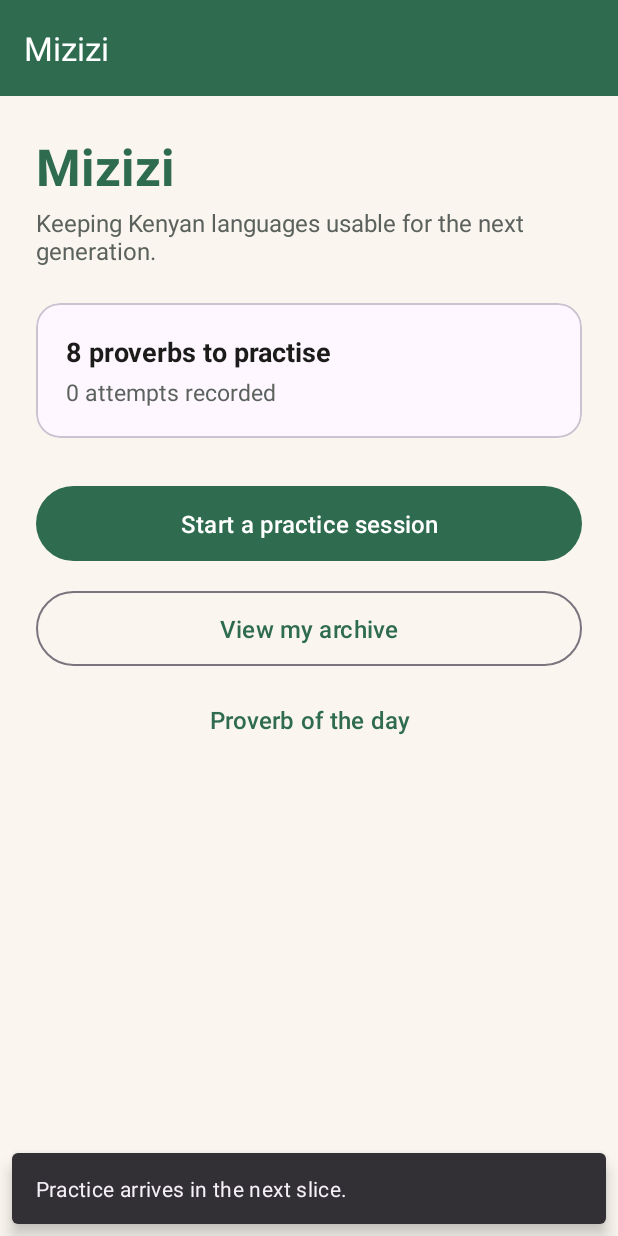
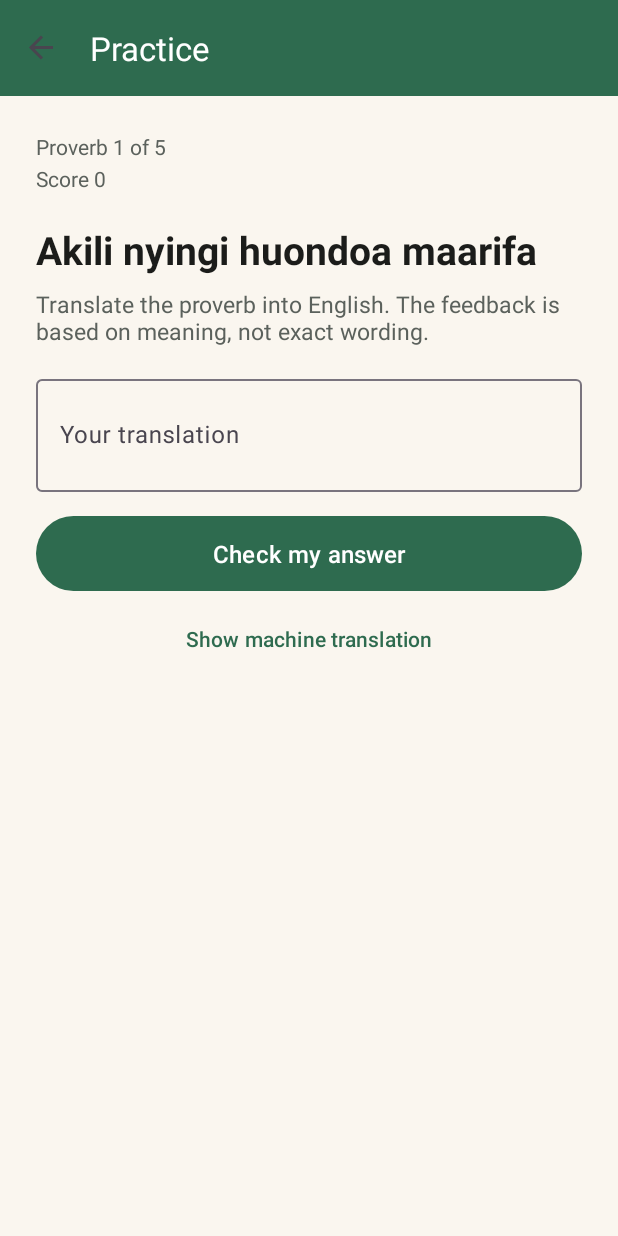
Before and after one commit to Allan-Ngugi-Nganga/Mizizi, an Android app: the screen it shows after launch (MainActivity), after a tap on "Start a practice session", on a phone screen of 412 x 824 dp. Run offline under Robolectric (Android 15) with nearby library versions, the phone set to English and light mode, and no system bars; our stand-ins replace Room's generated code, navigation-ui.

Commit message:
feat: add the practice screen and session flow

```diff
--- a/app/src/main/java/com/example/mizizi/ui/home/HomeFragment.kt
+++ b/app/src/main/java/com/example/mizizi/ui/home/HomeFragment.kt
@@ -6,6 +6,7 @@ import android.view.View
 import android.view.ViewGroup
 import androidx.fragment.app.Fragment
 import androidx.fragment.app.activityViewModels
+import androidx.navigation.fragment.findNavController
 import com.example.mizizi.R
 import com.example.mizizi.databinding.FragmentHomeBinding
 import com.example.mizizi.ui.viewmodel.MiziziViewModel
@@ -46,7 +47,9 @@ class HomeFragment : Fragment() {
                 resources.getQuantityString(R.plurals.home_attempt_count, attempts.size, attempts.size)
         }
 
-        binding.startPracticeButton.setOnClickListener { notYet("Practice") }
+        binding.startPracticeButton.setOnClickListener {
+            findNavController().navigate(R.id.action_homeFragment_to_practiceFragment)
+        }
         binding.archiveButton.setOnClickListener { notYet("The archive") }
         binding.dailyProverbButton.setOnClickListener { notYet("The daily proverb") }
     }
--- /dev/null
+++ b/app/src/main/java/com/example/mizizi/ui/practice/PracticeFragment.kt
@@ -0,0 +1,153 @@
+package com.example.mizizi.ui.practice
+
+import android.os.Bundle
+import android.view.LayoutInflater
+import android.view.View
+import android.view.ViewGroup
+import androidx.fragment.app.Fragment
+import androidx.fragment.app.activityViewModels
+import com.example.mizizi.R
+import com.example.mizizi.databinding.FragmentPracticeBinding
+import com.example.mizizi.domain.Grade
+import com.example.mizizi.ui.viewmodel.HintState
+import com.example.mizizi.ui.viewmodel.MiziziViewModel
+
+/**
+ * The practice session: one proverb at a time, an answer box, and feedback
+ * based on meaning instead of exact wording.
+ */
+class PracticeFragment : Fragment() {
+
+    private var _binding: FragmentPracticeBinding? = null
+    private val binding get() = _binding!!
+
+    private val viewModel: MiziziViewModel by activityViewModels()
+
+    override fun onCreateView(
+        inflater: LayoutInflater,
+        container: ViewGroup?,
+        savedInstanceState: Bundle?
+    ): View {
+        _binding = FragmentPracticeBinding.inflate(inflater, container, false)
+        return binding.root
+    }
+
+    override fun onViewCreated(view: View, savedInstanceState: Bundle?) {
+        super.onViewCreated(view, savedInstanceState)
+
+        if (!viewModel.session.value?.isActive.orFalse()) {
+            viewModel.startSession()
+        }
+
+        binding.submitButton.setOnClickListener {
+            viewModel.submitAnswer(binding.answerEditText.text?.toString().orEmpty())
+        }
+
+        binding.nextButton.setOnClickListener {
+            binding.answerEditText.text?.clear()
+            viewModel.nextQuestion()
+        }
+
+        binding.hintButton.setOnClickListener { viewModel.requestHint() }
+
+        binding.restartButton.setOnClickListener {
+            binding.answerEditText.text?.clear()
+            viewModel.startSession()
+        }
+
+        observeSession()
+        observeOutcome()
+        observeHint()
+    }
+
+    private fun observeSession() {
+        viewModel.session.observe(viewLifecycleOwner) { state ->
+            val proverb = state.current
+
+            binding.counterText.text = if (state.totalQuestions > 0) {
+                getString(R.string.practice_counter, state.questionNumber, state.totalQuestions)
+            } else {
+                getString(R.string.practice_no_proverbs)
+            }
+            binding.scoreText.text = getString(R.string.practice_score, state.score)
+            binding.proverbText.text = proverb?.original.orEmpty()
+            binding.proverbText.visibility = if (proverb == null) View.GONE else View.VISIBLE
+
+            val finished = state.finished
+            binding.summaryText.visibility = if (finished) View.VISIBLE else View.GONE
+            binding.restartButton.visibility = if (finished) View.VISIBLE else View.GONE
+            binding.submitButton.isEnabled = !finished
+            binding.hintButton.isEnabled = !finished
+            binding.answerInputLayout.visibility = if (finished) View.GONE else View.VISIBLE
+
+            if (finished) {
+                binding.summaryText.text = getString(
+                    R.string.practice_summary,
+                    state.score,
+                    state.totalQuestions
+                )
+                binding.outcomeCard.visibility = View.GONE
+            }
+        }
+    }
+
+    private fun observeOutcome() {
+        viewModel.outcome.observe(viewLifecycleOwner) { outcome ->
+            if (outcome == null) {
+                binding.outcomeCard.visibility = View.GONE
+                return@observe
+            }
+
+            binding.outcomeCard.visibility = View.VISIBLE
+            binding.outcomeGradeText.text = outcome.grade.label()
+            binding.outcomeGradeText.setTextColor(
+                requireContext().getColor(
+                    when (outcome.grade) {
+                        Grade.CORRECT -> R.color.green_primary
+                        Grade.CLOSE -> R.color.ink
+                        Grade.INCORRECT -> R.color.ink_muted
+                    }
+                )
+            )
+            binding.outcomeMeaningText.text = outcome.proverb.meaning
+            binding.outcomeKeywordsText.text = if (outcome.matchedKeywords.isEmpty()) {
+                getString(R.string.practice_no_keywords)
+            } else {
+                getString(R.string.practice_matched_keywords, outcome.matchedKeywords.joinToString(", "))
+            }
+        }
+    }
+
+    private fun observeHint() {
+        viewModel.hint.observe(viewLifecycleOwner) { state ->
+            when (state) {
+                is HintState.Idle -> {
+                    binding.hintText.visibility = View.GONE
+                    binding.hintButton.isEnabled = true
+                }
+                is HintState.Loading -> {
+                    binding.hintText.visibility = View.VISIBLE
+                    binding.hintText.text = getString(R.string.practice_hint_loading)
+                    binding.hintButton.isEnabled = false
+                }
+                is HintState.Loaded -> {
+                    binding.hintText.visibility = View.VISIBLE
+                    binding.hintText.text = getString(R.string.practice_hint_result, state.translation)
+                    binding.hintButton.isEnabled = true
+                }
+                is HintState.Failed -> {
+                    binding.hintText.visibility = View.VISIBLE
+                    binding.hintText.text = state.message
+                    binding.hintButton.isEnabled = true
+                }
+            }
+        }
+    }
+
+    private fun Boolean?.orFalse(): Boolean = this == true
+
+    override fun onDestroyView() {
+        super.onDestroyView()
+        _binding = null
+    }
+}
--- /dev/null
+++ b/app/src/main/res/layout/fragment_practice.xml
@@ -0,0 +1,176 @@
+<?xml version="1.0" encoding="utf-8"?>
+<ScrollView xmlns:android="http://schemas.android.com/apk/res/android"
+    xmlns:app="http://schemas.android.com/apk/res-auto"
+    xmlns:tools="http://schemas.android.com/tools"
+    android:layout_width="match_parent"
+    android:layout_height="match_parent"
+    android:background="@color/sand_background"
+    android:fillViewport="true">
+
+    <LinearLayout
+        android:layout_width="match_parent"
+        android:layout_height="wrap_content"
+        android:orientation="vertical"
+        android:padding="24dp">
+
+        <TextView
+            android:id="@+id/counterText"
+            android:layout_width="match_parent"
+            android:layout_height="wrap_content"
+            android:textColor="@color/ink_muted"
+            android:textSize="14sp"
+            tools:text="Proverb 1 of 5" />
+
+        <TextView
+            android:id="@+id/scoreText"
+            android:layout_width="match_parent"
+            android:layout_height="wrap_content"
+            android:layout_marginTop="2dp"
+            android:textColor="@color/ink_muted"
+            android:textSize="14sp"
+            tools:text="Score 0" />
+
+        <TextView
+            android:id="@+id/proverbText"
+            android:layout_width="match_parent"
+            android:layout_height="wrap_content"
+            android:layout_marginTop="20dp"
+            android:textColor="@color/ink"
+            android:textSize="26sp"
+            android:textStyle="bold"
+            tools:text="Haraka haraka haina baraka" />
+
+        <TextView
+            android:layout_width="match_parent"
+            android:layout_height="wrap_content"
+            android:layout_marginTop="8dp"
+            android:text="@string/practice_prompt"
+            android:textColor="@color/ink_muted"
+            android:textSize="15sp" />
+
+        <com.google.android.material.textfield.TextInputLayout
+            android:id="@+id/answerInputLayout"
+            style="@style/Widget.Material3.TextInputLayout.OutlinedBox"
+            android:layout_width="match_parent"
+            android:layout_height="wrap_content"
+            android:layout_marginTop="16dp"
+            android:hint="@string/practice_answer_hint">
+
+            <com.google.android.material.textfield.TextInputEditText
+                android:id="@+id/answerEditText"
+                android:layout_width="match_parent"
+                android:layout_height="wrap_content"
+                android:imeOptions="actionDone"
+                android:inputType="textMultiLine|textCapSentences"
+                android:minLines="2" />
+
+        </com.google.android.material.textfield.TextInputLayout>
+
+        <com.google.android.material.button.MaterialButton
+            android:id="@+id/submitButton"
+            android:layout_width="match_parent"
+            android:layout_height="wrap_content"
+            android:layout_marginTop="12dp"
+            android:paddingTop="14dp"
+            android:paddingBottom="14dp"
+            android:text="@string/practice_submit"
+            android:textSize="16sp" />
+
+        <com.google.android.material.button.MaterialButton
+            android:id="@+id/hintButton"
+            style="@style/Widget.Material3.Button.TextButton"
+            android:layout_width="match_parent"
+            android:layout_height="wrap_content"
+            android:layout_marginTop="4dp"
+            android:text="@string/practice_hint" />
+
+        <TextView
+            android:id="@+id/hintText"
+            android:layout_width="match_parent"
+            android:layout_height="wrap_content"
+            android:layout_marginTop="4dp"
+            android:textColor="@color/ink_muted"
+            android:textSize="14sp"
+            android:visibility="gone"
+            tools:text="Machine literal: haste haste has no blessing"
+            tools:visibility="visible" />
+
+        <com.google.android.material.card.MaterialCardView
+            android:id="@+id/outcomeCard"
+            android:layout_width="match_parent"
+            android:layout_height="wrap_content"
+            android:layout_marginTop="20dp"
+            android:visibility="gone"
+            app:cardCornerRadius="16dp"
+            app:cardElevation="0dp"
+            tools:visibility="visible">
+
+            <LinearLayout
+                android:layout_width="match_parent"
+                android:layout_height="wrap_content"
+                android:orientation="vertical"
+                android:padding="18dp">
+
+                <TextView
+                    android:id="@+id/outcomeGradeText"
+                    android:layout_width="match_parent"
+                    android:layout_height="wrap_content"
+                    android:textColor="@color/green_primary"
+                    android:textSize="20sp"
+                    android:textStyle="bold"
+                    tools:text="Correct" />
+
+                <TextView
+                    android:id="@+id/outcomeMeaningText"
+                    android:layout_width="match_parent"
+                    android:layout_height="wrap_content"
+                    android:layout_marginTop="6dp"
+                    android:textColor="@color/ink"
+                    android:textSize="16sp"
+                    tools:text="Haste makes waste" />
+
+                <TextView
+                    android:id="@+id/outcomeKeywordsText"
+                    android:layout_width="match_parent"
+                    android:layout_height="wrap_content"
+                    android:layout_marginTop="6dp"
+                    android:textColor="@color/ink_muted"
+                    android:textSize="14sp"
+                    tools:text="Matched: haste, waste" />
+
+                <com.google.android.material.button.MaterialButton
+                    android:id="@+id/nextButton"
+                    android:layout_width="match_parent"
+                    android:layout_height="wrap_content"
+                    android:layout_marginTop="12dp"
+                    android:text="@string/practice_next" />
+
+            </LinearLayout>
+
+        </com.google.android.material.card.MaterialCardView>
+
+        <TextView
+            android:id="@+id/summaryText"
+            android:layout_width="match_parent"
+            android:layout_height="wrap_content"
+            android:layout_marginTop="20dp"
+            android:textColor="@color/ink"
+            android:textSize="17sp"
+            android:textStyle="bold"
+            android:visibility="gone"
+            tools:text="Session complete. You scored 3 out of 5."
+            tools:visibility="visible" />
+
+        <com.google.android.material.button.MaterialButton
+            android:id="@+id/restartButton"
+            style="@style/Widget.Material3.Button.OutlinedButton"
+            android:layout_width="match_parent"
+            android:layout_height="wrap_content"
+            android:layout_marginTop="12dp"
+            android:text="@string/practice_restart"
+            android:visibility="gone"
+            tools:visibility="visible" />
+
+    </LinearLayout>
+
+</ScrollView>
--- a/app/src/main/res/navigation/nav_graph.xml
+++ b/app/src/main/res/navigation/nav_graph.xml
@@ -7,6 +7,16 @@
     <fragment
         android:id="@+id/homeFragment"
         android:name="com.example.mizizi.ui.home.HomeFragment"
-        android:label="@string/title_home" />
+        android:label="@string/title_home">
+
+        <action
+            android:id="@+id/action_homeFragment_to_practiceFragment"
+            app:destination="@id/practiceFragment" />
+    </fragment>
+
+    <fragment
+        android:id="@+id/practiceFragment"
+        android:name="com.example.mizizi.ui.practice.PracticeFragment"
+        android:label="@string/title_practice" />
 
 </navigation>
--- a/app/src/main/res/values/strings.xml
+++ b/app/src/main/res/values/strings.xml
@@ -16,6 +16,21 @@
     <string name="home_empty_state">No proverbs yet. Add your own and they show up here.</string>
     <string name="screen_coming_soon">%1$s arrives in the next slice.</string>
 
+    <string name="practice_counter">Proverb %1$d of %2$d</string>
+    <string name="practice_no_proverbs">No proverbs to practise yet</string>
+    <string name="practice_score">Score %1$d</string>
+    <string name="practice_prompt">Translate the proverb into English. The feedback is based on meaning, not exact wording.</string>
+    <string name="practice_answer_hint">Your translation</string>
+    <string name="practice_submit">Check my answer</string>
+    <string name="practice_hint">Show machine translation</string>
+    <string name="practice_hint_loading">Asking the translation service...</string>
+    <string name="practice_hint_result">Machine literal: %1$s</string>
+    <string name="practice_next">Next proverb</string>
+    <string name="practice_restart">Start another session</string>
+    <string name="practice_summary">Session complete. You scored %1$d out of %2$d.</string>
+    <string name="practice_matched_keywords">Meaning words matched: %1$s</string>
+    <string name="practice_no_keywords">No meaning words matched this time.</string>
+
     <plurals name="home_proverb_count">
         <item quantity="one">%1$d proverb to practise</item>
         <item quantity="other">%1$d proverbs to practise</item>
```
